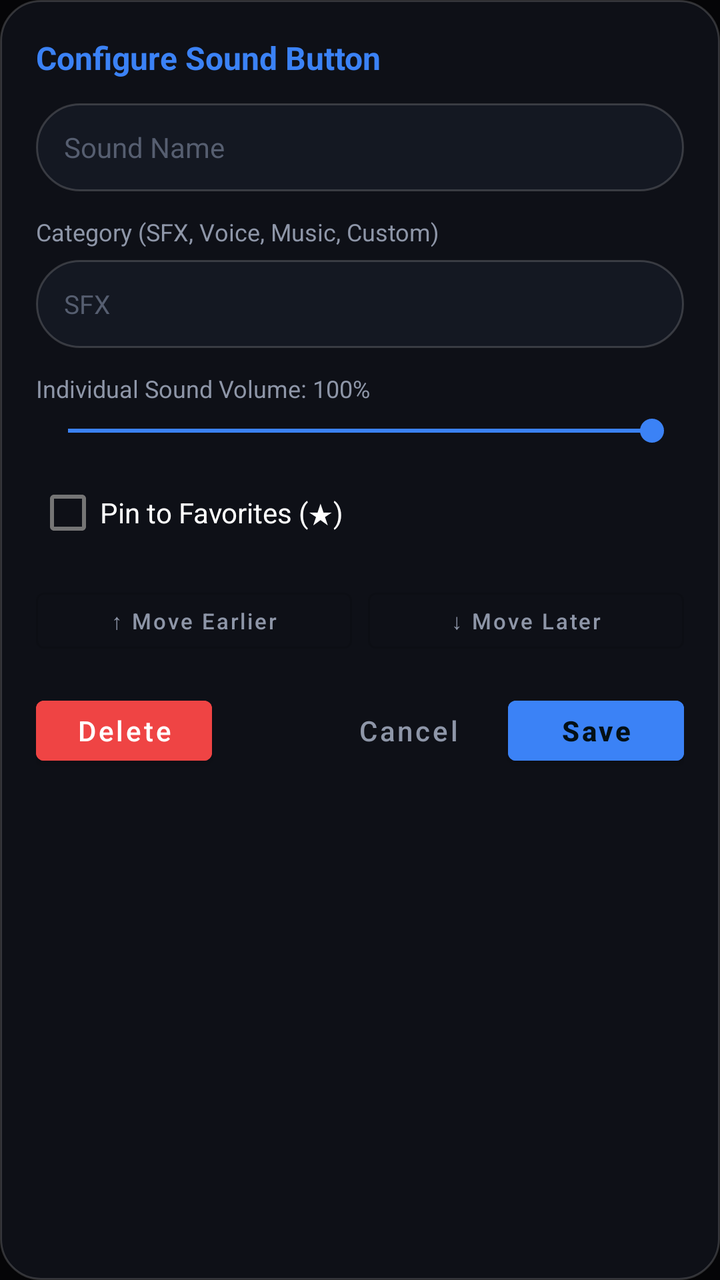
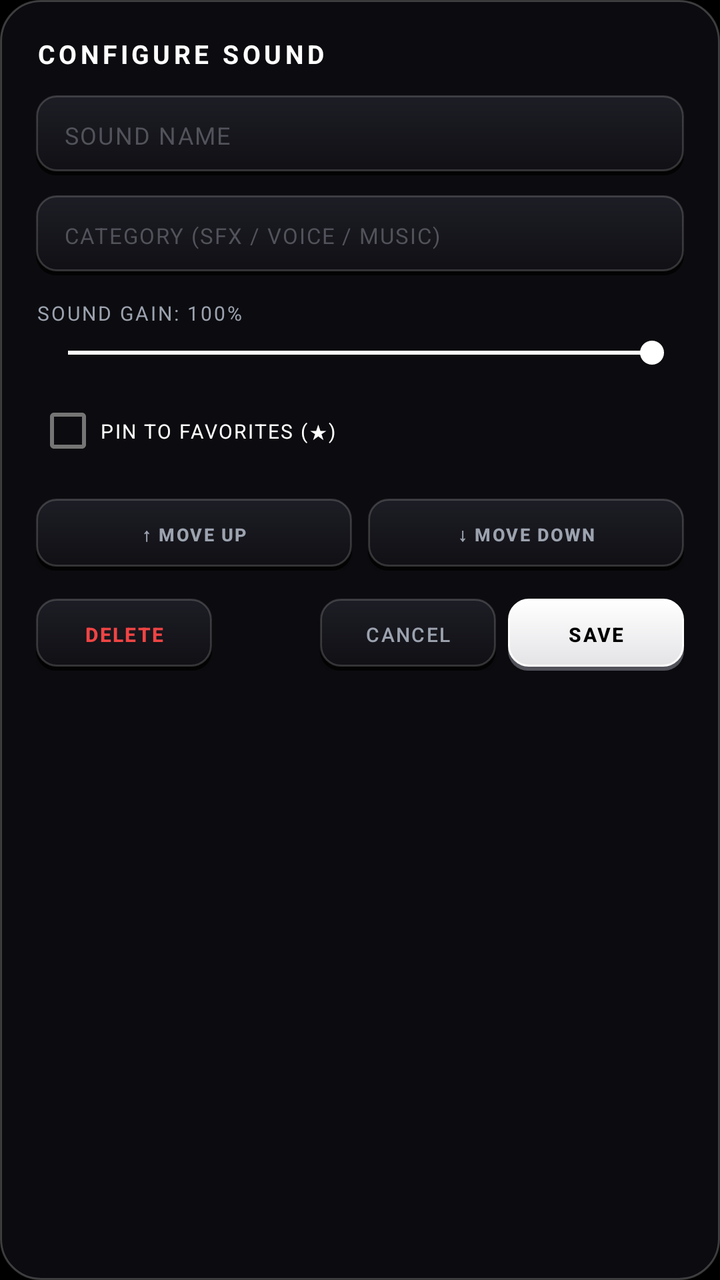

Screens rendered from an Android XML layout before and after an edit, with the pre-edit source and the edit as a unified diff.
<!-- AndroidManifest.xml: application theme Theme.AuraSoundboard -->
<!-- res/layout/dialog_sound_edit.xml -->
<?xml version="1.0" encoding="utf-8"?>
<LinearLayout xmlns:android="http://schemas.android.com/apk/res/android"
    android:layout_width="match_parent"
    android:layout_height="wrap_content"
    android:background="@drawable/bg_glass_dialog"
    android:orientation="vertical"
    android:padding="18dp">

    <TextView
        android:layout_width="wrap_content"
        android:layout_height="wrap_content"
        android:text="Configure Sound Button"
        android:textColor="@color/accent_cyan"
        android:textSize="16sp"
        android:textStyle="bold" />

    <EditText
        android:id="@+id/etEditSoundName"
        android:layout_width="match_parent"
        android:layout_height="44dp"
        android:layout_marginTop="12dp"
        android:background="@drawable/bg_glass_pill"
        android:hint="Sound Name"
        android:inputType="textCapWords"
        android:paddingHorizontal="14dp"
        android:textColor="@color/text_primary"
        android:textColorHint="@color/text_muted"
        android:textSize="14sp" />

    <TextView
        android:layout_width="wrap_content"
        android:layout_height="wrap_content"
        android:layout_marginTop="12dp"
        android:text="Category (SFX, Voice, Music, Custom)"
        android:textColor="@color/text_secondary"
        android:textSize="12sp" />

    <EditText
        android:id="@+id/etEditSoundCategory"
        android:layout_width="match_parent"
        android:layout_height="44dp"
        android:layout_marginTop="6dp"
        android:background="@drawable/bg_glass_pill"
        android:hint="SFX"
        android:inputType="textCapWords"
        android:paddingHorizontal="14dp"
        android:textColor="@color/text_primary"
        android:textColorHint="@color/text_muted"
        android:textSize="13sp" />

    <TextView
        android:id="@+id/tvEditVolumeValue"
        android:layout_width="wrap_content"
        android:layout_height="wrap_content"
        android:layout_marginTop="12dp"
        android:text="Individual Sound Volume: 100%"
        android:textColor="@color/text_secondary"
        android:textSize="12sp" />

    <SeekBar
        android:id="@+id/seekEditVolume"
        android:layout_width="match_parent"
        android:layout_height="wrap_content"
        android:layout_marginTop="4dp"
        android:max="100"
        android:progress="100" />

    <CheckBox
        android:id="@+id/cbEditFavorite"
        android:layout_width="match_parent"
        android:layout_height="wrap_content"
        android:layout_marginTop="8dp"
        android:text="Pin to Favorites (★)"
        android:textColor="@color/text_primary" />

    <LinearLayout
        android:layout_width="match_parent"
        android:layout_height="wrap_content"
        android:layout_marginTop="10dp"
        android:orientation="horizontal">

        <Button
            android:id="@+id/btnMoveUp"
            style="@style/Widget.MaterialComponents.Button.OutlinedButton"
            android:layout_width="0dp"
            android:layout_height="40dp"
            android:layout_marginEnd="4dp"
            android:layout_weight="1"
            android:text="↑ Move Earlier"
            android:textAllCaps="false"
            android:textColor="@color/text_secondary"
            android:textSize="11sp" />

        <Button
            android:id="@+id/btnMoveDown"
            style="@style/Widget.MaterialComponents.Button.OutlinedButton"
            android:layout_width="0dp"
            android:layout_height="40dp"
            android:layout_marginStart="4dp"
            android:layout_weight="1"
            android:text="↓ Move Later"
            android:textAllCaps="false"
            android:textColor="@color/text_secondary"
            android:textSize="11sp" />
    </LinearLayout>

    <LinearLayout
        android:layout_width="match_parent"
        android:layout_height="wrap_content"
        android:layout_marginTop="14dp"
        android:gravity="end"
        android:orientation="horizontal">

        <Button
            android:id="@+id/btnDeleteSound"
            android:layout_width="wrap_content"
            android:layout_height="42dp"
            android:backgroundTint="@color/accent_danger"
            android:text="Delete"
            android:textAllCaps="false"
            android:textColor="@color/text_primary" />

        <View
            android:layout_width="0dp"
            android:layout_height="1dp"
            android:layout_weight="1" />

        <Button
            android:id="@+id/btnCancelEdit"
            style="@style/Widget.MaterialComponents.Button.TextButton"
            android:layout_width="wrap_content"
            android:layout_height="42dp"
            android:text="Cancel"
            android:textAllCaps="false"
            android:textColor="@color/text_secondary" />

        <Button
            android:id="@+id/btnSaveEdit"
            android:layout_width="wrap_content"
            android:layout_height="42dp"
            android:layout_marginStart="6dp"
            android:backgroundTint="@color/accent_cyan"
            android:text="Save"
            android:textAllCaps="false"
            android:textColor="#041016"
            android:textStyle="bold" />
    </LinearLayout>
</LinearLayout>
<!-- resources referenced by this layout -->
<resources>
  <color name="accent_cyan">#3B82F6</color>
  <color name="accent_danger">#EF4444</color>
  <color name="text_muted">#565E70</color>
  <color name="text_primary">#FFFFFF</color>
  <color name="text_secondary">#8E96A8</color>
  <!-- drawable bg_glass_dialog (drawable) -->
  <?xml version="1.0" encoding="utf-8"?>
  <shape xmlns:android="http://schemas.android.com/apk/res/android"
      android:shape="rectangle">
      <solid android:color="@color/bg_dialog_solid" />
      <corners android:radius="20dp" />
      <stroke
          android:width="1dp"
          android:color="@color/glass_border_highlight" />
  </shape>
  <!-- drawable bg_glass_pill (drawable) -->
  <?xml version="1.0" encoding="utf-8"?>
  <shape xmlns:android="http://schemas.android.com/apk/res/android"
      android:shape="rectangle">
      <solid android:color="@color/glass_panel_elevated" />
      <corners android:radius="24dp" />
      <stroke
          android:width="1dp"
          android:color="@color/glass_border_highlight" />
  </shape>
  <style name="Theme.AuraSoundboard" parent="Theme.MaterialComponents.DayNight.NoActionBar">
          <item name="colorPrimary">@color/accent_cyan</item>
          <item name="colorPrimaryVariant">@color/accent_indigo</item>
          <item name="colorSecondary">@color/accent_cyan</item>
          <item name="android:windowBackground">@color/bg_obsidian_deep</item>
          <item name="android:statusBarColor">@color/bg_obsidian_deep</item>
          <item name="android:navigationBarColor">@color/bg_obsidian_deep</item>
          <item name="android:textColorPrimary">@color/text_primary</item>
          <item name="android:textColorSecondary">@color/text_secondary</item>
      </style>
  <color name="bg_dialog_solid">#0E1017</color>
  <color name="glass_border_highlight">#2BFFFFFF</color>
  <color name="glass_panel_elevated">#141822</color>
  <color name="accent_indigo">#6366F1</color>
  <color name="bg_obsidian_deep">#050507</color>
</resources>

<!-- the commit's change to res/layout/dialog_sound_edit.xml (unified diff, before → after) -->
@@ -9,53 +9,53 @@
     <TextView
         android:layout_width="wrap_content"
         android:layout_height="wrap_content"
-        android:text="Configure Sound Button"
-        android:textColor="@color/accent_cyan"
-        android:textSize="16sp"
+        android:letterSpacing="0.14"
+        android:text="CONFIGURE SOUND"
+        android:textAllCaps="true"
+        android:textColor="@color/text_primary"
+        android:textSize="13sp"
         android:textStyle="bold" />
 
     <EditText
         android:id="@+id/etEditSoundName"
         android:layout_width="match_parent"
-        android:layout_height="44dp"
+        android:layout_height="40dp"
         android:layout_marginTop="12dp"
-        android:background="@drawable/bg_glass_pill"
-        android:hint="Sound Name"
+        android:background="@drawable/bg_3d_button"
+        android:hint="SOUND NAME"
         android:inputType="textCapWords"
+        android:letterSpacing="0.06"
         android:paddingHorizontal="14dp"
+        android:singleLine="true"
         android:textColor="@color/text_primary"
         android:textColorHint="@color/text_muted"
-        android:textSize="14sp" />
-
-    <TextView
-        android:layout_width="wrap_content"
-        android:layout_height="wrap_content"
-        android:layout_marginTop="12dp"
-        android:text="Category (SFX, Voice, Music, Custom)"
-        android:textColor="@color/text_secondary"
         android:textSize="12sp" />
 
     <EditText
         android:id="@+id/etEditSoundCategory"
         android:layout_width="match_parent"
-        android:layout_height="44dp"
-        android:layout_marginTop="6dp"
-        android:background="@drawable/bg_glass_pill"
-        android:hint="SFX"
+        android:layout_height="40dp"
+        android:layout_marginTop="10dp"
+        android:background="@drawable/bg_3d_button"
+        android:hint="CATEGORY (SFX / VOICE / MUSIC)"
         android:inputType="textCapWords"
+        android:letterSpacing="0.06"
         android:paddingHorizontal="14dp"
+        android:singleLine="true"
         android:textColor="@color/text_primary"
         android:textColorHint="@color/text_muted"
-        android:textSize="13sp" />
+        android:textSize="11sp" />
 
     <TextView
         android:id="@+id/tvEditVolumeValue"
         android:layout_width="wrap_content"
         android:layout_height="wrap_content"
         android:layout_marginTop="12dp"
-        android:text="Individual Sound Volume: 100%"
+        android:letterSpacing="0.1"
+        android:text="SOUND GAIN: 100%"
+        android:textAllCaps="true"
         android:textColor="@color/text_secondary"
-        android:textSize="12sp" />
+        android:textSize="10sp" />
 
     <SeekBar
         android:id="@+id/seekEditVolume"
@@ -63,15 +63,20 @@
         android:layout_height="wrap_content"
         android:layout_marginTop="4dp"
         android:max="100"
-        android:progress="100" />
+        android:progress="100"
+        android:progressTint="#FFFFFF"
+        android:thumbTint="#FFFFFF" />
 
     <CheckBox
         android:id="@+id/cbEditFavorite"
         android:layout_width="match_parent"
         android:layout_height="wrap_content"
-        android:layout_marginTop="8dp"
-        android:text="Pin to Favorites (★)"
-        android:textColor="@color/text_primary" />
+        android:layout_marginTop="6dp"
+        android:letterSpacing="0.08"
+        android:text="PIN TO FAVORITES (★)"
+        android:textAllCaps="true"
+        android:textColor="@color/text_primary"
+        android:textSize="10sp" />
 
     <LinearLayout
         android:layout_width="match_parent"
@@ -79,70 +84,84 @@
         android:layout_marginTop="10dp"
         android:orientation="horizontal">
 
-        <Button
+        <androidx.appcompat.widget.AppCompatButton
             android:id="@+id/btnMoveUp"
-            style="@style/Widget.MaterialComponents.Button.OutlinedButton"
             android:layout_width="0dp"
-            android:layout_height="40dp"
+            android:layout_height="36dp"
             android:layout_marginEnd="4dp"
             android:layout_weight="1"
-            android:text="↑ Move Earlier"
-            android:textAllCaps="false"
+            android:background="@drawable/bg_3d_button"
+            android:letterSpacing="0.08"
+            android:text="↑ MOVE UP"
+            android:textAllCaps="true"
             android:textColor="@color/text_secondary"
-            android:textSize="11sp" />
+            android:textSize="9sp"
+            android:textStyle="bold" />
 
-        <Button
+        <androidx.appcompat.widget.AppCompatButton
             android:id="@+id/btnMoveDown"
-            style="@style/Widget.MaterialComponents.Button.OutlinedButton"
             android:layout_width="0dp"
-            android:layout_height="40dp"
+            android:layout_height="36dp"
             android:layout_marginStart="4dp"
             android:layout_weight="1"
-            android:text="↓ Move Later"
-            android:textAllCaps="false"
+            android:background="@drawable/bg_3d_button"
+            android:letterSpacing="0.08"
+            android:text="↓ MOVE DOWN"
+            android:textAllCaps="true"
             android:textColor="@color/text_secondary"
-            android:textSize="11sp" />
+            android:textSize="9sp"
+            android:textStyle="bold" />
     </LinearLayout>
 
     <LinearLayout
         android:layout_width="match_parent"
         android:layout_height="wrap_content"
         android:layout_marginTop="14dp"
-        android:gravity="end"
+        android:gravity="center_vertical"
         android:orientation="horizontal">
 
-        <Button
+        <androidx.appcompat.widget.AppCompatButton
             android:id="@+id/btnDeleteSound"
             android:layout_width="wrap_content"
-            android:layout_height="42dp"
-            android:backgroundTint="@color/accent_danger"
-            android:text="Delete"
-            android:textAllCaps="false"
-            android:textColor="@color/text_primary" />
+            android:layout_height="36dp"
+            android:background="@drawable/bg_3d_button"
+            android:letterSpacing="0.08"
+            android:paddingHorizontal="12dp"
+            android:text="DELETE"
+            android:textAllCaps="true"
+            android:textColor="@color/accent_danger"
+            android:textSize="10sp"
+            android:textStyle="bold" />
 
         <View
             android:layout_width="0dp"
             android:layout_height="1dp"
             android:layout_weight="1" />
 
-        <Button
+        <androidx.appcompat.widget.AppCompatButton
             android:id="@+id/btnCancelEdit"
-            style="@style/Widget.MaterialComponents.Button.TextButton"
             android:layout_width="wrap_content"
-            android:layout_height="42dp"
-            android:text="Cancel"
-            android:textAllCaps="false"
-            android:textColor="@color/text_secondary" />
+            android:layout_height="36dp"
+            android:background="@drawable/bg_3d_button"
+            android:letterSpacing="0.08"
+            android:paddingHorizontal="12dp"
+            android:text="CANCEL"
+            android:textAllCaps="true"
+            android:textColor="@color/text_secondary"
+            android:textSize="10sp" />
 
-        <Button
+        <androidx.appcompat.widget.AppCompatButton
             android:id="@+id/btnSaveEdit"
             android:layout_width="wrap_content"
-            android:layout_height="42dp"
+            android:layout_height="36dp"
             android:layout_marginStart="6dp"
-            android:backgroundTint="@color/accent_cyan"
-            android:text="Save"
-            android:textAllCaps="false"
-            android:textColor="#041016"
+            android:background="@drawable/bg_3d_button_active"
+            android:letterSpacing="0.08"
+            android:paddingHorizontal="14dp"
+            android:text="SAVE"
+            android:textAllCaps="true"
+            android:textColor="#000000"
+            android:textSize="10sp"
             android:textStyle="bold" />
     </LinearLayout>
 </LinearLayout>
<!-- resource entries referenced after the edit -->
@@ -1,26 +1,60 @@
 <!-- resources referenced by this layout -->
 <resources>
-  <color name="accent_cyan">#3B82F6</color>
+  <color name="accent_cyan">#FFFFFF</color>
   <color name="accent_danger">#EF4444</color>
-  <color name="text_muted">#565E70</color>
+  <color name="text_muted">#52525B</color>
   <color name="text_primary">#FFFFFF</color>
-  <color name="text_secondary">#8E96A8</color>
+  <color name="text_secondary">#9CA3AF</color>
+  <!-- drawable bg_3d_button (drawable) -->
+  <?xml version="1.0" encoding="utf-8"?>
+  <layer-list xmlns:android="http://schemas.android.com/apk/res/android">
+      <item android:top="2dp">
+          <shape android:shape="rectangle">
+              <solid android:color="#030304" />
+              <corners android:radius="10dp" />
+          </shape>
+      </item>
+      <item android:bottom="2dp">
+          <shape android:shape="rectangle">
+              <gradient
+                  android:angle="270"
+                  android:endColor="#101015"
+                  android:startColor="#1D1D25" />
+              <corners android:radius="10dp" />
+              <stroke
+                  android:width="1dp"
+                  android:color="#2CFFFFFF" />
+          </shape>
+      </item>
+  </layer-list>
+  <!-- drawable bg_3d_button_active (drawable) -->
+  <?xml version="1.0" encoding="utf-8"?>
+  <layer-list xmlns:android="http://schemas.android.com/apk/res/android">
+      <item android:top="2dp">
+          <shape android:shape="rectangle">
+              <solid android:color="#52525B" />
+              <corners android:radius="10dp" />
+          </shape>
+      </item>
+      <item android:bottom="2dp">
+          <shape android:shape="rectangle">
+              <gradient
+                  android:angle="270"
+                  android:endColor="#E4E4E7"
+                  android:startColor="#FFFFFF" />
+              <corners android:radius="10dp" />
+              <stroke
+                  android:width="1dp"
+                  android:color="#FFFFFFFF" />
+          </shape>
+      </item>
+  </layer-list>
   <!-- drawable bg_glass_dialog (drawable) -->
   <?xml version="1.0" encoding="utf-8"?>
   <shape xmlns:android="http://schemas.android.com/apk/res/android"
       android:shape="rectangle">
       <solid android:color="@color/bg_dialog_solid" />
       <corners android:radius="20dp" />
-      <stroke
-          android:width="1dp"
-          android:color="@color/glass_border_highlight" />
-  </shape>
-  <!-- drawable bg_glass_pill (drawable) -->
-  <?xml version="1.0" encoding="utf-8"?>
-  <shape xmlns:android="http://schemas.android.com/apk/res/android"
-      android:shape="rectangle">
-      <solid android:color="@color/glass_panel_elevated" />
-      <corners android:radius="24dp" />
       <stroke
           android:width="1dp"
           android:color="@color/glass_border_highlight" />
@@ -35,10 +69,9 @@
           <item name="android:textColorPrimary">@color/text_primary</item>
           <item name="android:textColorSecondary">@color/text_secondary</item>
       </style>
-  <color name="bg_dialog_solid">#0E1017</color>
-  <color name="glass_border_highlight">#2BFFFFFF</color>
-  <color name="glass_panel_elevated">#141822</color>
-  <color name="accent_indigo">#6366F1</color>
-  <color name="bg_obsidian_deep">#050507</color>
+  <color name="bg_dialog_solid">#0C0C10</color>
+  <color name="glass_border_highlight">#38FFFFFF</color>
+  <color name="accent_indigo">#E4E4E7</color>
+  <color name="bg_obsidian_deep">#000000</color>
 </resources>
 
